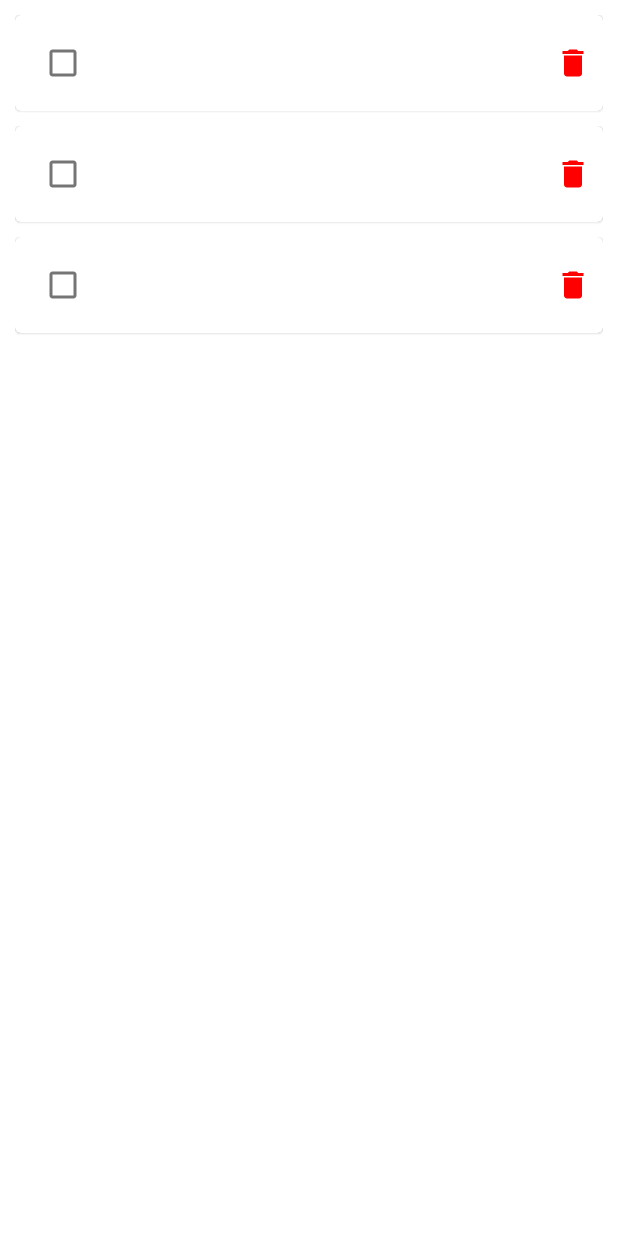
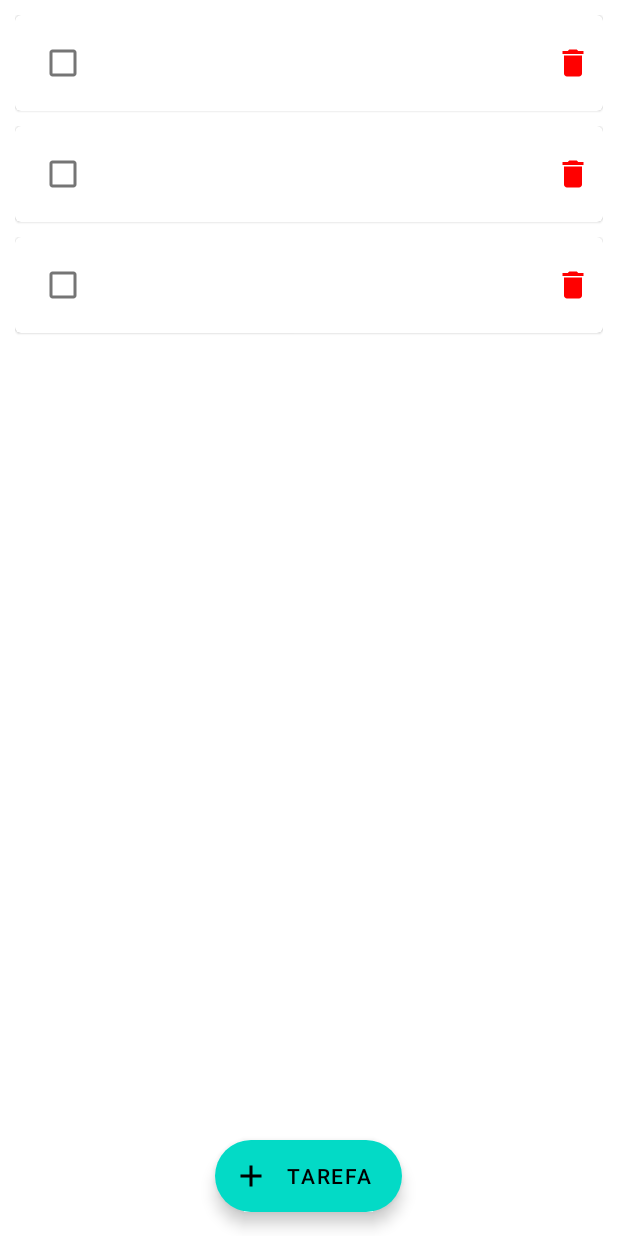
Before and after one commit to anthonyceegp/cursoandroidaula27, an Android app: the layout fragment_lista_tarefas.xml on its own in the app's theme, with its tools: preview values and no code run, on a phone screen of 412 x 824 dp. Run offline under Robolectric (Android 15) with nearby library versions, the phone set to English and light mode, and no system bars.

Commit message:
reposicionamento do botao

```diff
--- a/ExercicioAula27/app/src/main/java/com/example/exercicioaula27/todolist/view/MainActivity.kt
+++ b/ExercicioAula27/app/src/main/java/com/example/exercicioaula27/todolist/view/MainActivity.kt
@@ -11,7 +11,7 @@ class MainActivity : AppCompatActivity() {
 
         supportFragmentManager
             .beginTransaction()
-            .replace(R.id.container, ListaTarefasFragment())
+            .replace(R.id.container, ListaTarefasFragment(this))
             .commit()
     }
 }
--- a/ExercicioAula27/app/src/main/res/layout/fragment_lista_tarefas.xml
+++ b/ExercicioAula27/app/src/main/res/layout/fragment_lista_tarefas.xml
@@ -3,14 +3,32 @@
     xmlns:tools="http://schemas.android.com/tools"
     android:layout_width="match_parent"
     android:layout_height="match_parent"
+    xmlns:app="http://schemas.android.com/apk/res-auto"
     android:orientation="vertical"
     tools:context=".todolist.view.ListaTarefasFragment">
 
-    <androidx.recyclerview.widget.RecyclerView
-        android:id="@+id/rvLista"
+
+    <androidx.coordinatorlayout.widget.CoordinatorLayout
         android:layout_width="match_parent"
-        android:layout_height="wrap_content"
-        tools:listitem="@layout/fragment_tarefa"
-        android:layout_margin="10dp"/>
+        android:layout_height="match_parent">
+
+        <androidx.recyclerview.widget.RecyclerView
+            android:id="@+id/rvLista"
+            android:layout_width="match_parent"
+            android:layout_height="wrap_content"
+            tools:listitem="@layout/fragment_tarefa"
+            android:layout_margin="10dp"/>
+
+        <com.google.android.material.floatingactionbutton.ExtendedFloatingActionButton
+            android:id="@+id/btnAddNewTodo"
+            android:layout_width="wrap_content"
+            android:layout_height="wrap_content"
+            android:layout_margin="16dp"
+            android:layout_gravity="bottom|center"
+            android:contentDescription="@string/button_description"
+            android:text="@string/tarefa"
+            app:icon="@drawable/ic_baseline_add_24"/>
+
+    </androidx.coordinatorlayout.widget.CoordinatorLayout>
 
 </LinearLayout>
```
Also changed, not shown: ExercicioAula27/app/src/main/java/com/example/exercicioaula27/todolist/view/ListaTarefasFragment.kt (+10 -2 lines), ExercicioAula27/app/src/main/res/layout/activity_main.xml (+4 -21 lines).
